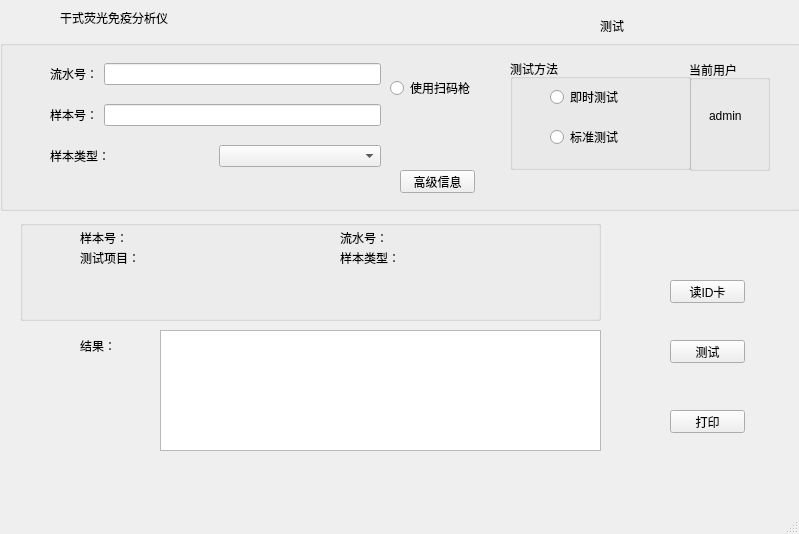
Above: main.ui from nylttpgg09/FluoTest before the change. Below: the same form after it.
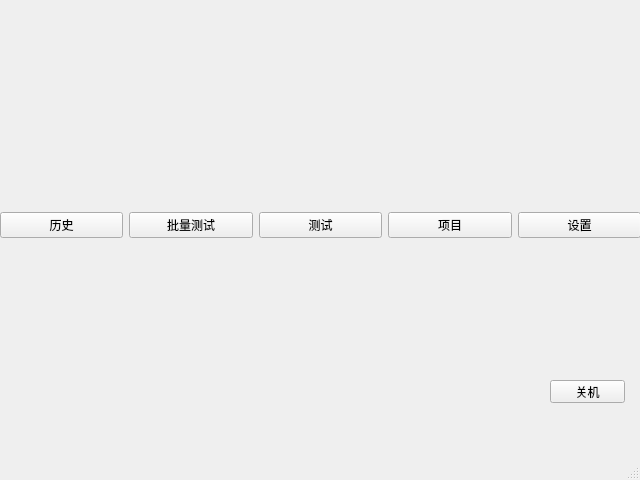
That is the form after the change.

Commit message: 1.修改页面布局，增加页面跳转，测试通过

The edit to the form file:
```diff
--- a/main.ui
+++ b/main.ui
@@ -6,323 +6,72 @@
    <rect>
     <x>0</x>
     <y>0</y>
-    <width>799</width>
-    <height>534</height>
+    <width>640</width>
+    <height>480</height>
    </rect>
   </property>
   <property name="windowTitle">
    <string>MainWindow</string>
   </property>
   <widget class="QWidget" name="centralwidget">
-   <widget class="QLabel" name="label">
-    <property name="geometry">
-     <rect>
-      <x>60</x>
-      <y>10</y>
-      <width>201</width>
-      <height>16</height>
-     </rect>
-    </property>
-    <property name="text">
-     <string>干式荧光免疫分析仪</string>
-    </property>
-   </widget>
-   <widget class="QLabel" name="label_2">
-    <property name="geometry">
-     <rect>
-      <x>600</x>
-      <y>20</y>
-      <width>54</width>
-      <height>12</height>
-     </rect>
-    </property>
-    <property name="text">
-     <string>测试</string>
-    </property>
-   </widget>
-   <widget class="QGroupBox" name="groupBox">
+   <widget class="QWidget" name="horizontalLayoutWidget">
     <property name="geometry">
      <rect>
       <x>0</x>
-      <y>40</y>
-      <width>801</width>
-      <height>171</height>
+      <y>150</y>
+      <width>641</width>
+      <height>151</height>
      </rect>
     </property>
-    <property name="title">
-     <string/>
-    </property>
-    <widget class="QWidget" name="verticalLayoutWidget">
-     <property name="geometry">
-      <rect>
-       <x>50</x>
-       <y>10</y>
-       <width>331</width>
-       <height>131</height>
-      </rect>
-     </property>
-     <layout class="QVBoxLayout" name="verticalLayout">
-      <item>
-       <layout class="QHBoxLayout" name="horizontalLayout_2">
-        <item>
-         <widget class="QLabel" name="label_4">
-          <property name="text">
-           <string>流水号：</string>
-          </property>
-         </widget>
-        </item>
-        <item>
-         <widget class="QLineEdit" name="lineEdit_2"/>
-        </item>
-       </layout>
-      </item>
-      <item>
-       <layout class="QHBoxLayout" name="horizontalLayout">
-        <item>
-         <widget class="QLabel" name="label_3">
-          <property name="text">
-           <string>样本号：</string>
-          </property>
-         </widget>
-        </item>
-        <item>
-         <widget class="QLineEdit" name="lineEdit"/>
-        </item>
-       </layout>
-      </item>
-      <item>
-       <layout class="QHBoxLayout" name="horizontalLayout_3">
-        <item>
-         <widget class="QLabel" name="label_5">
-          <property name="text">
-           <string>样本类型：</string>
-          </property>
-         </widget>
-        </item>
-        <item>
-         <widget class="QComboBox" name="comboBox"/>
-        </item>
-       </layout>
-      </item>
-     </layout>
-    </widget>
-    <widget class="QRadioButton" name="radioButton">
-     <property name="geometry">
-      <rect>
-       <x>390</x>
-       <y>40</y>
-       <width>101</width>
-       <height>16</height>
-      </rect>
-     </property>
-     <property name="text">
-      <string>使用扫码枪</string>
-     </property>
-    </widget>
-    <widget class="QGroupBox" name="groupBox_2">
-     <property name="geometry">
-      <rect>
-       <x>510</x>
-       <y>19</y>
-       <width>181</width>
-       <height>111</height>
-      </rect>
-     </property>
-     <property name="title">
-      <string>测试方法</string>
-     </property>
-     <widget class="QRadioButton" name="radioButton_2">
-      <property name="geometry">
-       <rect>
-        <x>40</x>
-        <y>30</y>
-        <width>89</width>
-        <height>16</height>
-       </rect>
-      </property>
-      <property name="text">
-       <string>即时测试</string>
-      </property>
-     </widget>
-     <widget class="QRadioButton" name="radioButton_3">
-      <property name="geometry">
-       <rect>
-        <x>40</x>
-        <y>70</y>
-        <width>89</width>
-        <height>16</height>
-       </rect>
-      </property>
-      <property name="text">
-       <string>标准测试</string>
-      </property>
-     </widget>
-    </widget>
-    <widget class="QGroupBox" name="groupBox_3">
-     <property name="geometry">
-      <rect>
-       <x>689</x>
-       <y>20</y>
-       <width>81</width>
-       <height>111</height>
-      </rect>
-     </property>
-     <property name="title">
-      <string>当前用户</string>
-     </property>
-     <widget class="QLabel" name="label_6">
-      <property name="geometry">
-       <rect>
-        <x>20</x>
-        <y>50</y>
-        <width>54</width>
-        <height>12</height>
-       </rect>
-      </property>
-      <property name="text">
-       <string>admin</string>
-      </property>
-     </widget>
-    </widget>
-    <widget class="QPushButton" name="pushButton">
-     <property name="geometry">
-      <rect>
-       <x>400</x>
-       <y>130</y>
-       <width>75</width>
-       <height>23</height>
-      </rect>
-     </property>
-     <property name="text">
-      <string>高级信息</string>
-     </property>
-    </widget>
+    <layout class="QHBoxLayout" name="horizontalLayout">
+     <item>
+      <widget class="QPushButton" name="pushButton_3">
+       <property name="text">
+        <string>历史</string>
+       </property>
+      </widget>
+     </item>
+     <item>
+      <widget class="QPushButton" name="pushButton_2">
+       <property name="text">
+        <string>批量测试</string>
+       </property>
+      </widget>
+     </item>
+     <item>
+      <widget class="QPushButton" name="pushButton">
+       <property name="text">
+        <string>测试</string>
+       </property>
+      </widget>
+     </item>
+     <item>
+      <widget class="QPushButton" name="pushButton_4">
+       <property name="text">
+        <string>项目</string>
+       </property>
+      </widget>
+     </item>
+     <item>
+      <widget class="QPushButton" name="settingButton">
+       <property name="text">
+        <string>设置</string>
+       </property>
+      </widget>
+     </item>
+    </layout>
    </widget>
-   <widget class="QGroupBox" name="groupBox_4">
+   <widget class="QPushButton" name="pushButton_6">
     <property name="geometry">
      <rect>
-      <x>20</x>
-      <y>220</y>
-      <width>581</width>
-      <height>101</height>
-     </rect>
-    </property>
-    <property name="title">
-     <string/>
-    </property>
-    <widget class="QLabel" name="label_7">
-     <property name="geometry">
-      <rect>
-       <x>60</x>
-       <y>10</y>
-       <width>101</width>
-       <height>16</height>
-      </rect>
-     </property>
-     <property name="text">
-      <string>样本号：</string>
-     </property>
-    </widget>
-    <widget class="QLabel" name="label_8">
-     <property name="geometry">
-      <rect>
-       <x>60</x>
-       <y>30</y>
-       <width>111</width>
-       <height>16</height>
-      </rect>
-     </property>
-     <property name="text">
-      <string>测试项目：</string>
-     </property>
-    </widget>
-    <widget class="QLabel" name="label_9">
-     <property name="geometry">
-      <rect>
-       <x>320</x>
-       <y>10</y>
-       <width>71</width>
-       <height>16</height>
-      </rect>
-     </property>
-     <property name="text">
-      <string>流水号：</string>
-     </property>
-    </widget>
-    <widget class="QLabel" name="label_10">
-     <property name="geometry">
-      <rect>
-       <x>320</x>
-       <y>30</y>
-       <width>71</width>
-       <height>16</height>
-      </rect>
-     </property>
-     <property name="text">
-      <string>样本类型：</string>
-     </property>
-    </widget>
-   </widget>
-   <widget class="QPushButton" name="pushButton_2">
-    <property name="geometry">
-     <rect>
-      <x>670</x>
-      <y>280</y>
+      <x>550</x>
+      <y>380</y>
       <width>75</width>
       <height>23</height>
      </rect>
     </property>
     <property name="text">
-     <string>读ID卡</string>
-    </property>
-   </widget>
-   <widget class="QPushButton" name="pushButton_3">
-    <property name="geometry">
-     <rect>
-      <x>670</x>
-      <y>340</y>
-      <width>75</width>
-      <height>23</height>
-     </rect>
-    </property>
-    <property name="text">
-     <string>测试</string>
-    </property>
-   </widget>
-   <widget class="QPushButton" name="pushButton_4">
-    <property name="geometry">
-     <rect>
-      <x>670</x>
-      <y>410</y>
-      <width>75</width>
-      <height>23</height>
-     </rect>
-    </property>
-    <property name="text">
-     <string>打印</string>
-    </property>
-   </widget>
-   <widget class="QLabel" name="label_11">
-    <property name="geometry">
-     <rect>
-      <x>80</x>
-      <y>340</y>
-      <width>54</width>
-      <height>12</height>
-     </rect>
-    </property>
-    <property name="text">
-     <string>结果：</string>
-    </property>
-   </widget>
-   <widget class="QTextBrowser" name="textBrowser">
-    <property name="geometry">
-     <rect>
-      <x>160</x>
-      <y>330</y>
-      <width>441</width>
-      <height>121</height>
-     </rect>
+     <string>关机</string>
     </property>
    </widget>
   </widget>
```
Left out of the diff: 2 changed lines with no effect on the pictures. The commit also changes 3 other files.
